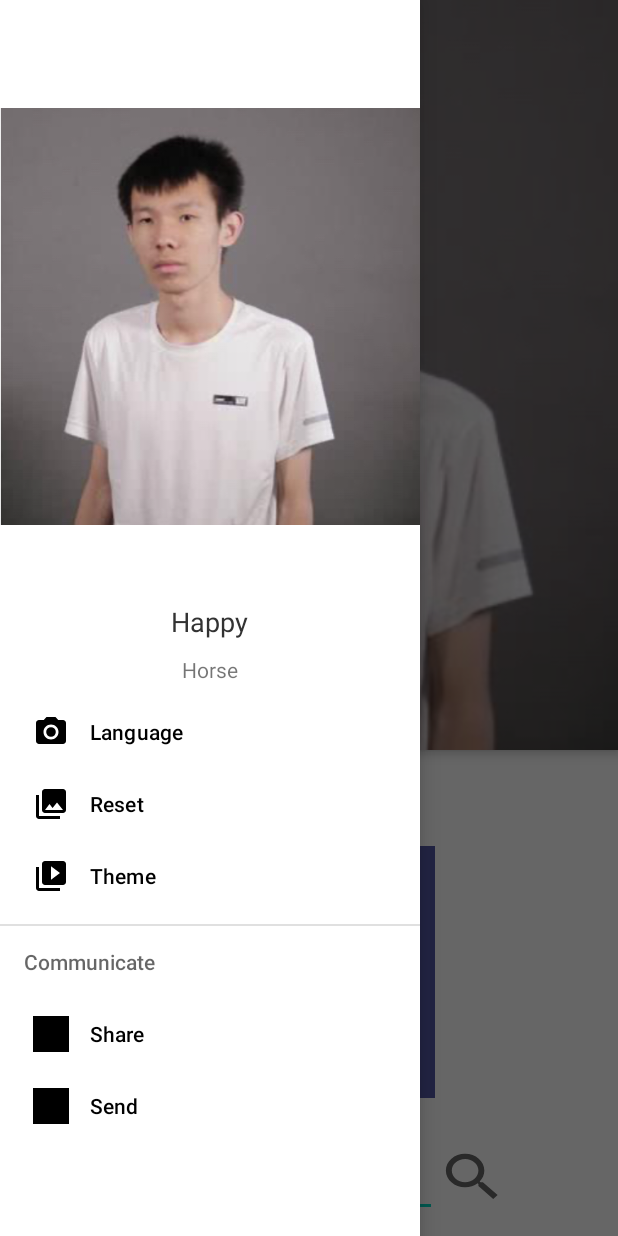
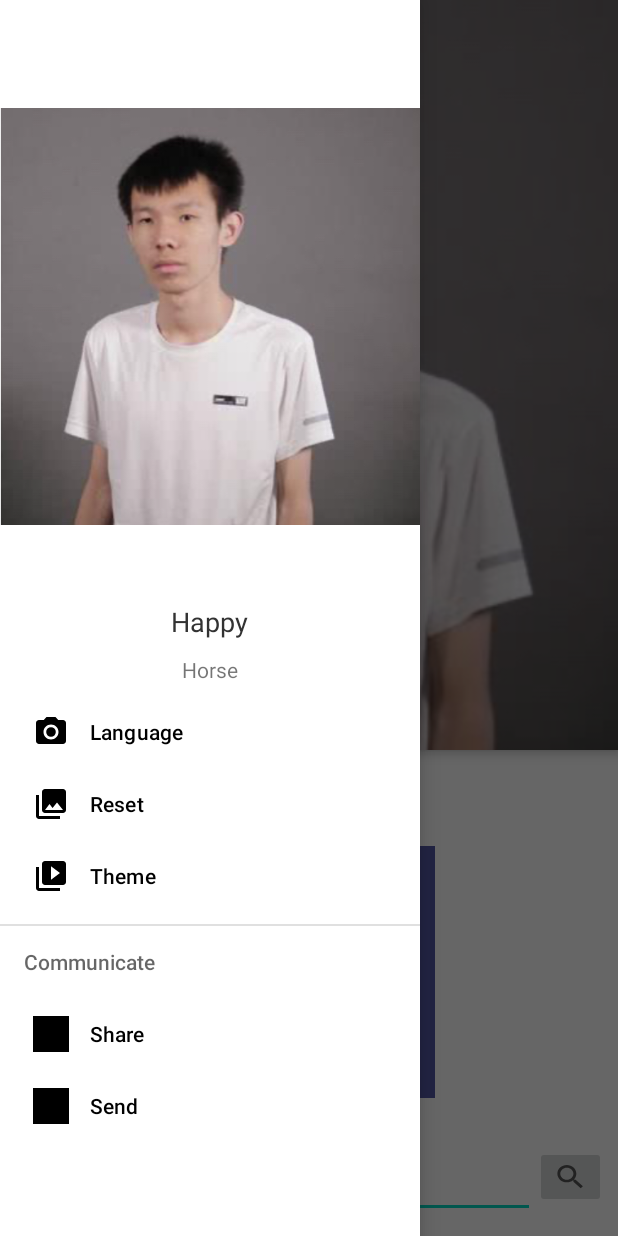
Before and after one commit to NaiveSearch/NaiveSearch, an Android app: the screen it shows after launch (HomeActivity), with the side drawer open, on a phone screen of 412 x 824 dp. Run offline under Robolectric (Android 15) with nearby library versions, the phone set to English and light mode, and no system bars; our stand-ins replace navigation-ui.

Commit message:
update search fragment

```diff
--- a/app/src/main/res/layout/fragment_search.xml
+++ b/app/src/main/res/layout/fragment_search.xml
@@ -6,24 +6,31 @@
     android:layout_height="wrap_content">
 
 
-<!--    //TODO: complete automatic text input`s width to fixed-->
+    <!--    //TODO: complete automatic text input`s width to fixed-->
     <LinearLayout
         android:layout_width="match_parent"
         android:layout_height="match_parent"
         android:orientation="horizontal">
 
+        <!--            android:layout_width="195dp"-->
+        <!--            android:layout_height="47dp"-->
         <EditText
             android:id="@+id/key_word_TextView"
-            android:layout_width="195dp"
-            android:layout_height="47dp"
+            android:layout_width="0dp"
+            android:layout_height="48dp"
+            android:layout_weight="1"
             android:ems="10"
-            android:inputType="textPersonName" />
+            android:gravity="center_vertical"
+            android:hint="search"
+            android:inputType="textPersonName"
+            android:singleLine="true"
+            android:textAlignment="viewStart"
+            tools:ignore="RtlCompat" />
 
         <ImageButton
             android:id="@+id/search_imageButton"
             android:layout_width="47dp"
             android:layout_height="match_parent"
-            android:background="@color/cardview_light_background"
             android:scaleType="fitXY"
             app:srcCompat="@drawable/ic_baseline_search_24" />
 
```
Also changed, not shown: app/src/main/res/layout/activity_search.xml (+6 -4 lines).
